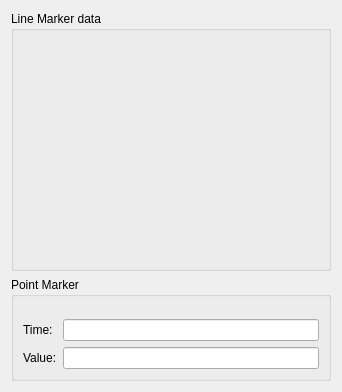
sepehrgh98/PyCoolEdit, file visualization/GUI/pdw/markerinfoui.ui: the form before one commit.
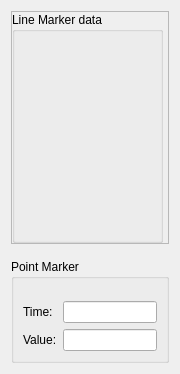
The form after the commit.

```diff
--- a/visualization/GUI/pdw/markerinfoui.ui
+++ b/visualization/GUI/pdw/markerinfoui.ui
@@ -6,14 +6,44 @@
    <rect>
     <x>0</x>
     <y>0</y>
-    <width>342</width>
-    <height>392</height>
+    <width>180</width>
+    <height>374</height>
    </rect>
   </property>
   <property name="windowTitle">
    <string>Form</string>
   </property>
-  <layout class="QVBoxLayout" name="verticalLayout" stretch="1,0">
+  <layout class="QVBoxLayout" name="verticalLayout" stretch="0,0">
+   <property name="spacing">
+    <number>15</number>
+   </property>
+   <item>
+    <widget class="QScrollArea" name="scrollArea">
+     <property name="widgetResizable">
+      <bool>true</bool>
+     </property>
+     <widget class="QWidget" name="scrollAreaWidgetContents">
+      <property name="geometry">
+       <rect>
+        <x>0</x>
+        <y>0</y>
+        <width>156</width>
+        <height>233</height>
+       </rect>
+      </property>
+      <layout class="QHBoxLayout" name="horizontalLayout">
+       <property name="leftMargin">
+        <number>0</number>
+       </property>
+       <property name="topMargin">
+        <number>0</number>
+       </property>
+       <property name="rightMargin">
+        <number>5</number>
+       </property>
+       <property name="bottomMargin">
+        <number>0</number>
+       </property>
    <item>
     <widget class="QGroupBox" name="markerInfoGroupBox">
      <property name="title">
@@ -24,6 +54,10 @@
        <number>22</number>
       </property>
      </layout>
+        </widget>
+       </item>
+      </layout>
+     </widget>
     </widget>
    </item>
    <item>
```
Lines whose indentation alone changed are shown as unchanged.
